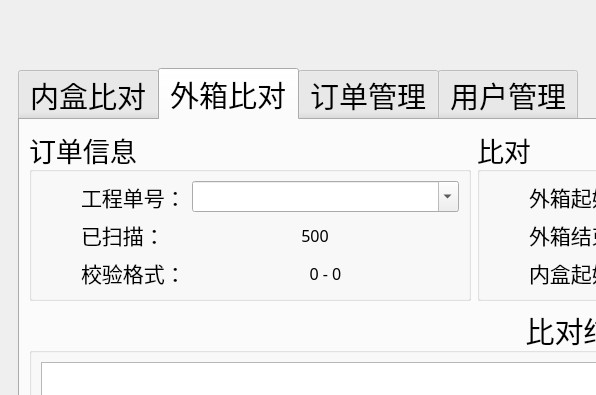
The window that res/ui/main_window.ui (zelviner/BarcodeCompare) describes before a commit, drawn with Qt 5; both pictures show x 0 to 596 and y 0 to 395 of the 1168 by 674 pixel window.
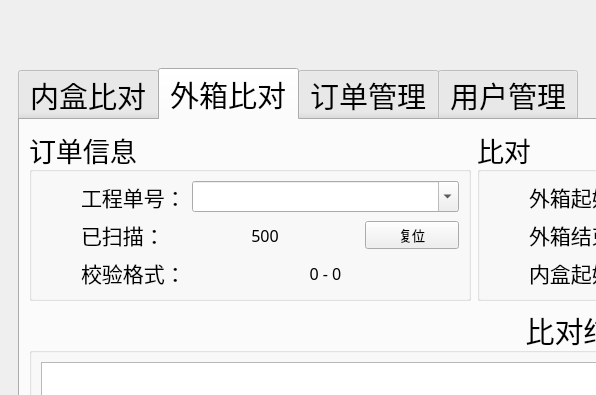
The same window after the commit. The open tabs and pages were chosen to show the change.

Commit message: feat(ui): 添加复位按钮及功能修复carton_info结构体变量名及计算逻辑

What changed in the file:
```diff
--- a/res/ui/main_window.ui
+++ b/res/ui/main_window.ui
@@ -487,7 +487,7 @@
                <property name="title">
                 <string>订单信息</string>
                </property>
-               <layout class="QVBoxLayout" name="verticalLayout_11" stretch="0,0,0">
+               <layout class="QVBoxLayout" name="verticalLayout_9">
                 <item>
                  <layout class="QHBoxLayout" name="horizontalLayout_16" stretch="0,0,9">
                   <item>
@@ -538,7 +538,7 @@
                  </layout>
                 </item>
                 <item>
-                 <layout class="QHBoxLayout" name="horizontalLayout_18" stretch="0,1,9">
+                 <layout class="QHBoxLayout" name="horizontalLayout_18" stretch="0,1,6,3">
                   <item>
                    <spacer name="horizontalSpacer_24">
                     <property name="orientation">
@@ -581,6 +581,19 @@
                     </property>
                    </widget>
                   </item>
+                  <item>
+                   <widget class="QPushButton" name="reset_btn">
+                    <property name="font">
+                     <font>
+                      <family>微软雅黑</family>
+                      <pointsize>10</pointsize>
+                     </font>
+                    </property>
+                    <property name="text">
+                     <string>复位</string>
+                    </property>
+                   </widget>
+                  </item>
                  </layout>
                 </item>
                 <item>
```
Left out of the diff: 4 changed lines with no effect on the pictures. The commit also changes 5 other files.
